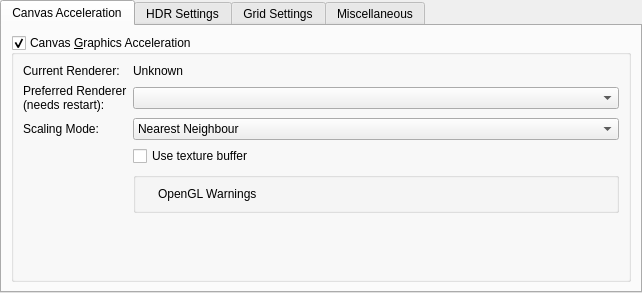
This is libs/ui/forms/wdgdisplaysettings.ui in KDE/krita as Qt 5 draws it before an edit. The edited form follows.
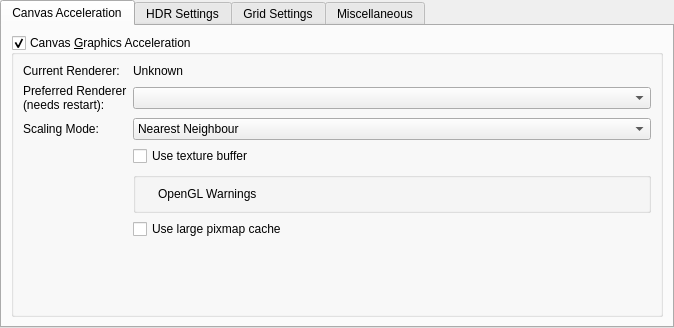
This is the edited form. Custom widgets are drawn as their Qt base class.

Commit message:
Make the OpenGL workaround available for all platforms
BUG:401940

Patch:
```diff
--- a/libs/ui/forms/wdgdisplaysettings.ui
+++ b/libs/ui/forms/wdgdisplaysettings.ui
@@ -10,8 +10,8 @@
    <rect>
     <x>0</x>
     <y>0</y>
-    <width>642</width>
-    <height>293</height>
+    <width>674</width>
+    <height>328</height>
    </rect>
   </property>
   <property name="sizePolicy">
@@ -62,6 +62,22 @@
          </property>
          <layout class="QGridLayout">
           <item row="4" column="1">
+           <widget class="QCheckBox" name="chkUseTextureBuffer">
+            <property name="sizePolicy">
+             <sizepolicy hsizetype="Preferred" vsizetype="Fixed">
+              <horstretch>0</horstretch>
+              <verstretch>0</verstretch>
+             </sizepolicy>
+            </property>
+            <property name="toolTip">
+             <string>&lt;html&gt;&lt;head/&gt;&lt;body&gt;&lt;p&gt;Use Texture Buffering. This can be faster on some GPU/Driver combinations (like Intel) or broken on some others (like AMD/Radeon).&lt;/p&gt;&lt;/body&gt;&lt;/html&gt;</string>
+            </property>
+            <property name="text">
+             <string>Use texture buffer</string>
+            </property>
+           </widget>
+          </item>
+          <item row="5" column="1">
            <widget class="QGroupBox" name="grpOpenGLWarnings">
             <property name="title">
              <string/>
@@ -99,7 +115,50 @@
             </layout>
            </widget>
           </item>
-          <item row="2" column="0">
+          <item row="2" column="1">
+           <widget class="QComboBox" name="cmbPreferredRenderer">
+            <property name="sizePolicy">
+             <sizepolicy hsizetype="Preferred" vsizetype="Fixed">
+              <horstretch>0</horstretch>
+              <verstretch>0</verstretch>
+             </sizepolicy>
+            </property>
+           </widget>
+          </item>
+          <item row="3" column="1">
+           <widget class="QComboBox" name="cmbFilterMode">
+            <property name="sizePolicy">
+             <sizepolicy hsizetype="Preferred" vsizetype="Fixed">
+              <horstretch>0</horstretch>
+              <verstretch>0</verstretch>
+             </sizepolicy>
+            </property>
+            <property name="currentIndex">
+             <number>0</number>
+            </property>
+            <item>
+             <property name="text">
+              <string>Nearest Neighbour</string>
+             </property>
+            </item>
+            <item>
+             <property name="text">
+              <string>Bilinear Filtering</string>
+             </property>
+            </item>
+            <item>
+             <property name="text">
+              <string>Trilinear Filtering</string>
+             </property>
+            </item>
+            <item>
+             <property name="text">
+              <string>High Quality Filtering</string>
+             </property>
+            </item>
+           </widget>
+          </item>
+          <item row="3" column="0">
            <widget class="QLabel" name="label">
             <property name="sizePolicy">
              <sizepolicy hsizetype="Minimum" vsizetype="Minimum">
@@ -115,7 +174,30 @@
             </property>
            </widget>
           </item>
-          <item row="0" column="0">
+          <item row="2" column="0">
+           <widget class="QLabel" name="lblPreferredRenderer">
+            <property name="sizePolicy">
+             <sizepolicy hsizetype="Fixed" vsizetype="Minimum">
+              <horstretch>0</horstretch>
+              <verstretch>0</verstretch>
+             </sizepolicy>
+            </property>
+            <property name="text">
+             <string>Preferred Renderer (needs restart):</string>
+            </property>
+            <property name="wordWrap">
+             <bool>true</bool>
+            </property>
+           </widget>
+          </item>
+          <item row="1" column="1">
+           <widget class="QLabel" name="lblCurrentRenderer">
+            <property name="text">
+             <string>Unknown</string>
+            </property>
+           </widget>
+          </item>
+          <item row="1" column="0">
            <widget class="QLabel" name="label_6">
             <property name="text">
              <string>Current Renderer:</string>
@@ -125,7 +207,7 @@
             </property>
            </widget>
           </item>
-          <item row="5" column="0" colspan="2">
+          <item row="7" column="0" colspan="2">
            <spacer name="verticalSpacer_3">
             <property name="orientation">
              <enum>Qt::Vertical</enum>
@@ -138,74 +220,8 @@
             </property>
            </spacer>
           </item>
-          <item row="1" column="1">
-           <widget class="QComboBox" name="cmbPreferredRenderer">
-            <property name="sizePolicy">
-             <sizepolicy hsizetype="Preferred" vsizetype="Fixed">
-              <horstretch>0</horstretch>
-              <verstretch>0</verstretch>
-             </sizepolicy>
-            </property>
-           </widget>
-          </item>
-          <item row="2" column="1">
-           <widget class="QComboBox" name="cmbFilterMode">
-            <property name="sizePolicy">
-             <sizepolicy hsizetype="Preferred" vsizetype="Fixed">
-              <horstretch>0</horstretch>
-              <verstretch>0</verstretch>
-             </sizepolicy>
-            </property>
-            <property name="currentIndex">
-             <number>0</number>
-            </property>
-            <item>
-             <property name="text">
-              <string>Nearest Neighbour</string>
-             </property>
-            </item>
-            <item>
-             <property name="text">
-              <string>Bilinear Filtering</string>
-             </property>
-            </item>
-            <item>
-             <property name="text">
-              <string>Trilinear Filtering</string>
-             </property>
-            </item>
-            <item>
-             <property name="text">
-              <string>High Quality Filtering</string>
-             </property>
-            </item>
-           </widget>
-          </item>
-          <item row="1" column="0">
-           <widget class="QLabel" name="lblPreferredRenderer">
-            <property name="sizePolicy">
-             <sizepolicy hsizetype="Fixed" vsizetype="Minimum">
-              <horstretch>0</horstretch>
-              <verstretch>0</verstretch>
-             </sizepolicy>
-            </property>
-            <property name="text">
-             <string>Preferred Renderer (needs restart):</string>
-            </property>
-            <property name="wordWrap">
-             <bool>true</bool>
-            </property>
-           </widget>
-          </item>
-          <item row="0" column="1">
-           <widget class="QLabel" name="lblCurrentRenderer">
-            <property name="text">
-             <string>Unknown</string>
-            </property>
-           </widget>
-          </item>
-          <item row="3" column="1">
-           <widget class="QCheckBox" name="chkUseTextureBuffer">
+          <item row="6" column="1">
+           <widget class="QCheckBox" name="chkLargePixmapCache">
             <property name="sizePolicy">
              <sizepolicy hsizetype="Preferred" vsizetype="Fixed">
               <horstretch>0</horstretch>
@@ -216,7 +232,7 @@
              <string>&lt;html&gt;&lt;head/&gt;&lt;body&gt;&lt;p&gt;Use Texture Buffering. This can be faster on some GPU/Driver combinations (like Intel) or broken on some others (like AMD/Radeon).&lt;/p&gt;&lt;/body&gt;&lt;/html&gt;</string>
             </property>
             <property name="text">
-             <string>Use texture buffer</string>
+             <string>Use large pixmap cache</string>
             </property>
            </widget>
           </item>
```
Left out of the diff: 2 changed lines with no effect on the pictures. The commit also changes 2 other files.
